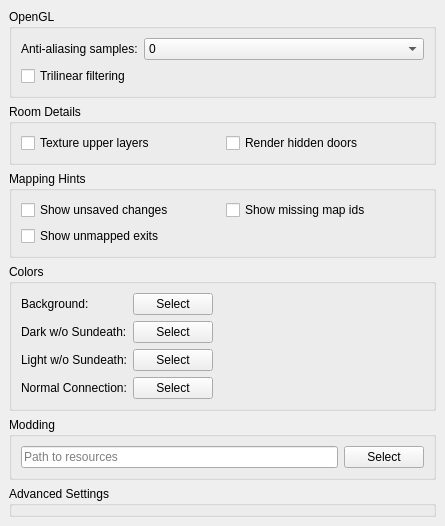
First picture: the form in src/preferences/graphicspage.ui, repository nschimme/MMapper, before the edit.
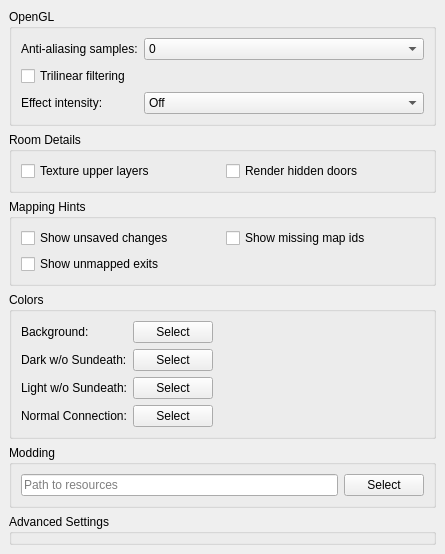
Second picture: the form after the edit.

Commit message: feat: Implement weather and time-of-day visual effects

What changed in the file:
```diff
--- a/src/preferences/graphicspage.ui
+++ b/src/preferences/graphicspage.ui
@@ -121,6 +121,37 @@
         </property>
        </widget>
       </item>
+      <item row="3" column="0">
+       <widget class="QLabel" name="label_3">
+        <property name="text">
+         <string>Effect intensity:</string>
+        </property>
+       </widget>
+      </item>
+      <item row="3" column="2">
+       <widget class="QComboBox" name="effectIntensityComboBox">
+        <item>
+         <property name="text">
+          <string>Off</string>
+         </property>
+        </item>
+        <item>
+         <property name="text">
+          <string>Low</string>
+         </property>
+        </item>
+        <item>
+         <property name="text">
+          <string>Medium</string>
+         </property>
+        </item>
+        <item>
+         <property name="text">
+          <string>High</string>
+         </property>
+        </item>
+       </widget>
+      </item>
      </layout>
     </widget>
    </item>
```
The commit also changes 16 other files.
